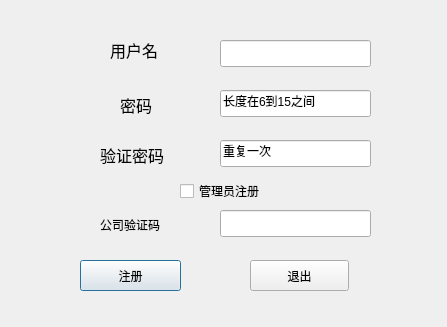
pascalprimer/DataStructure, file Qt/Train/register.ui: the form before one commit.
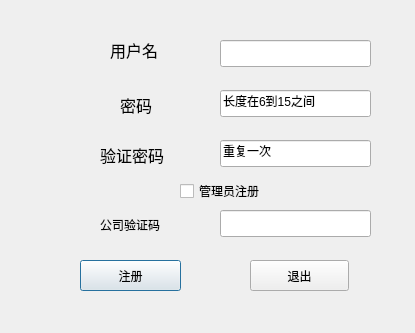
The form after the commit.

Diff of the .ui file:
```diff
--- a/Qt/Train/register.ui
+++ b/Qt/Train/register.ui
@@ -6,8 +6,8 @@
    <rect>
     <x>0</x>
     <y>0</y>
-    <width>447</width>
-    <height>327</height>
+    <width>415</width>
+    <height>333</height>
    </rect>
   </property>
   <property name="windowTitle">
```
